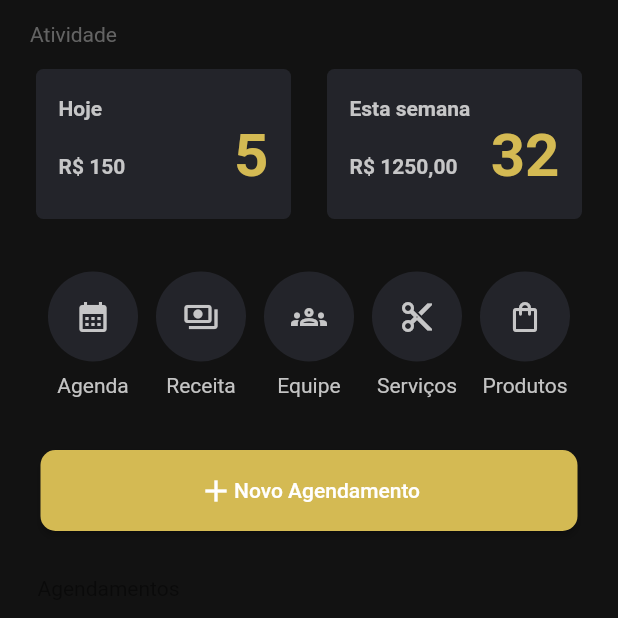
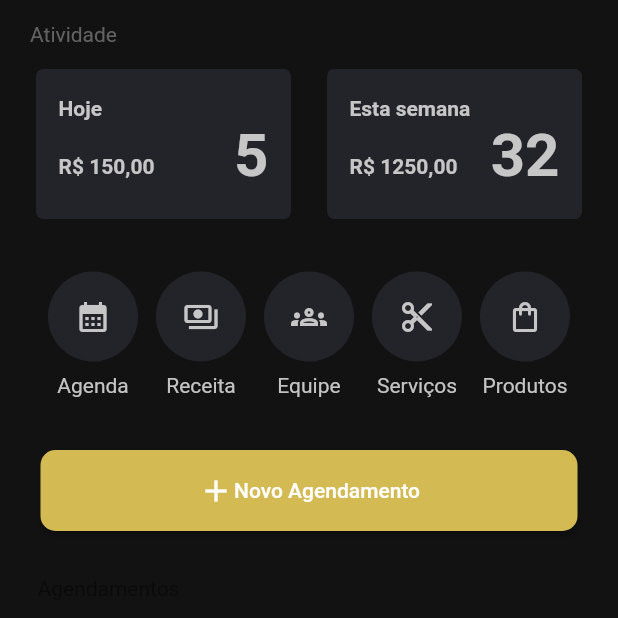
Before and after one commit to Antony-Lucas/barbershop_app, a Flutter app: the BodyDash screen opened directly, on a phone screen of 412 x 824 dp, the top half of it. Run offline on Flutter 3.47's test engine with Material 2 defaults, Android fonts, the phone set to English and light mode, and no system bars; our stand-ins replace shared_preferences, table_calendar; missing offline and left inert: shared_preferences_web; accounts and stored records are empty.

```diff
--- a/lib/routes/admin/admin_home.dart
+++ b/lib/routes/admin/admin_home.dart
@@ -127,7 +127,7 @@ class _ResumeState extends State<Resume> {
                   Container(
                       padding: const EdgeInsets.only(top: 15),
                       child: const Text(
-                        r"R$ 150",
+                        r"R$ 150,00",
                         style: TextStyle(
                             color: Color(0xDEDEDEDE),
                             fontWeight: FontWeight.bold),
@@ -136,7 +136,7 @@ class _ResumeState extends State<Resume> {
                       child: const Text(
                     "5",
                     style: TextStyle(
-                        color: Color(0xFFD4BA53),
+                        color: Color(0xDEDEDEDE),
                         fontWeight: FontWeight.bold,
                         fontSize: 40),
                   ))
@@ -178,7 +178,7 @@ class _ResumeState extends State<Resume> {
                       child: const Text(
                     "32",
                     style: TextStyle(
-                        color: Color(0xFFD4BA53),
+                        color: Color(0xDEDEDEDE),
                         fontWeight: FontWeight.bold,
                         fontSize: 40),
                   ))
--- a/pubspec.yaml
+++ b/pubspec.yaml
@@ -32,6 +32,10 @@ dependencies:
   http: ^0.13.4
   shared_preferences: ^2.0.15
   table_calendar: ^3.0.6
+
+  flutter_localizations:
+    sdk: flutter
+  localization: ^2.1.0
   # The following adds the Cupertino Icons font to your application.
   # Use with the CupertinoIcons class for iOS style icons.
   cupertino_icons: ^1.0.2
```
Also changed, not shown: lib/routes/admin/admin_schedule.dart (+55 -3 lines), pubspec.lock, 16 other files.
